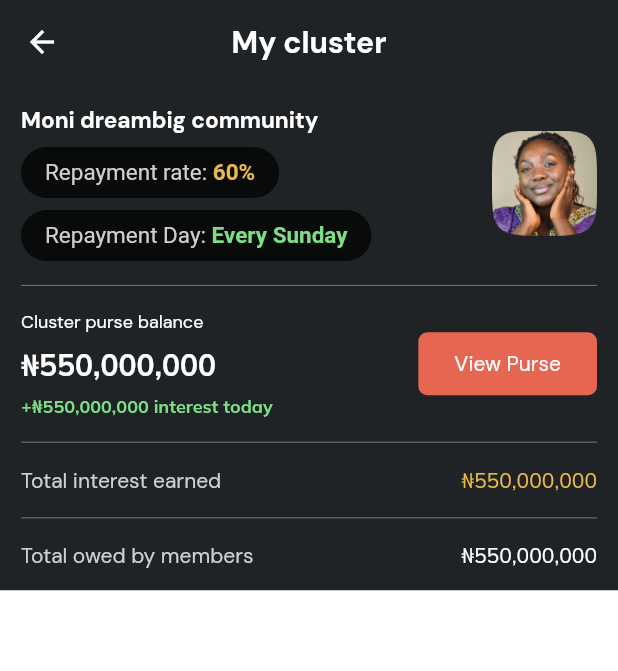
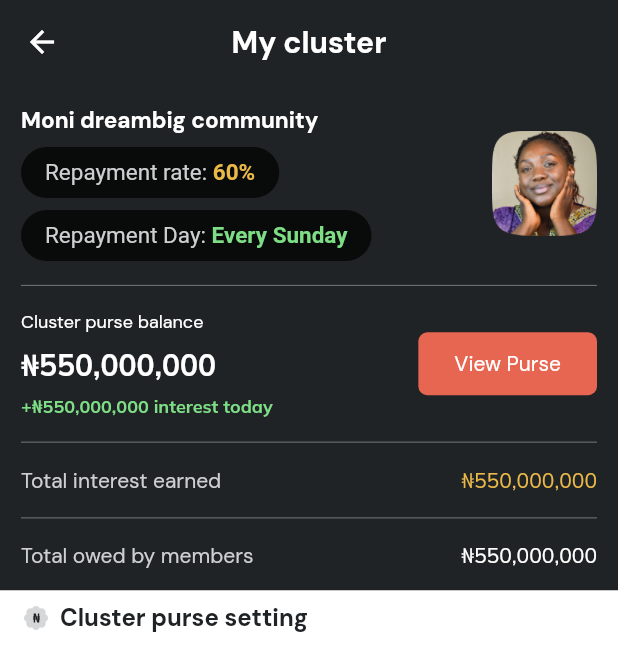
Before and after one commit to Nkwachi-N/Moni, a Flutter app: the screen it shows after launch, on a phone screen of 412 x 824 dp. Shown: the top 671 px of the screen. Run offline on Flutter 3.47's test engine with Material 2 defaults, Android fonts, the phone set to English and light mode, and no system bars; our stand-ins replace flutter_svg, google_fonts.

Commit message:
cluster details screen created

```diff
--- /dev/null
+++ b/lib/UI/screens/cluster_details_screen.dart
@@ -0,0 +1,34 @@
+import 'package:flutter/material.dart';
+import 'package:flutter_svg/flutter_svg.dart';
+import 'package:moni/Core/utils/moni_colors.dart';
+
+class ClusterDetailsScreen extends StatelessWidget {
+  const ClusterDetailsScreen({Key? key}) : super(key: key);
+
+  @override
+  Widget build(BuildContext context) {
+    return Padding(
+      padding: const EdgeInsets.symmetric(horizontal: 16.0),
+      child: Column(
+        children: [
+          Row(
+            children: [
+              SvgPicture.asset('assets/badge-dollar 1.svg'),
+              const SizedBox(
+                width: 8.0,
+              ),
+              Text(
+                'Cluster purse setting',
+                style: TextStyle(
+                  fontSize: 16.0,
+                  fontWeight: FontWeight.w700,
+                  color: MoniColors.darkDarker,
+                ),
+              ),
+            ],
+          )
+        ],
+      ),
+    );
+  }
+}
--- a/lib/UI/screens/home_screen.dart
+++ b/lib/UI/screens/home_screen.dart
@@ -1,10 +1,9 @@
 import 'package:flutter/material.dart';
+import 'package:flutter_svg/flutter_svg.dart';
 import 'package:google_fonts/google_fonts.dart';
 import 'package:moni/Core/utils/moni_colors.dart';
-import 'package:moni/UI/screens/members_screen.dart';
+import 'package:moni/UI/screens/cluster_details_screen.dart';
 import 'package:moni/UI/widgets/repayment_widget.dart';
-
-import '../widgets/members_tile.dart';
 
 class HomeScreen extends StatefulWidget {
   const HomeScreen({Key? key}) : super(key: key);
@@ -210,7 +209,7 @@ class _HomeScreenState extends State<HomeScreen>
             const SizedBox(
               height: 8.0,
             ),
-
+           const ClusterDetailsScreen(),
           ],
         ),
       ),
--- a/lib/UI/widgets/members_tile.dart
+++ b/lib/UI/widgets/members_tile.dart
@@ -1,5 +1,4 @@
 import 'package:flutter/material.dart';
-import 'package:google_fonts/google_fonts.dart';
 import 'package:moni/Core/utils/moni_colors.dart';
 
 class MembersTile extends StatelessWidget {
--- a/lib/main.dart
+++ b/lib/main.dart
@@ -25,13 +25,11 @@ class MyApp extends StatelessWidget {
         ),
         textTheme: GoogleFonts.dmSansTextTheme(
           Theme.of(context).textTheme.apply(
-            bodyColor: Color(0xFF13163E),
-          ), // If this is not set, then ThemeData.light().textTheme is used.
+                bodyColor: MoniColors.textColor,
+              ), // If this is not set, then ThemeData.light().textTheme is used.
         ),
-
-
       ),
-      home: const HomeScreen()
+      home: const HomeScreen(),
     );
   }
 }
--- a/pubspec.yaml
+++ b/pubspec.yaml
@@ -14,6 +14,7 @@ dependencies:
 
   cupertino_icons: ^1.0.2
   google_fonts: ^2.3.2
+  flutter_svg: ^1.0.3
 
 dev_dependencies:
   flutter_test:
```
Also changed, not shown: assets/Group.svg (added), assets/badge-dollar 1.svg (added), assets/biking-mountain 1.svg (added), assets/link 2.svg (added), assets/money-bill-wave 1.svg (added), pubspec.lock.
